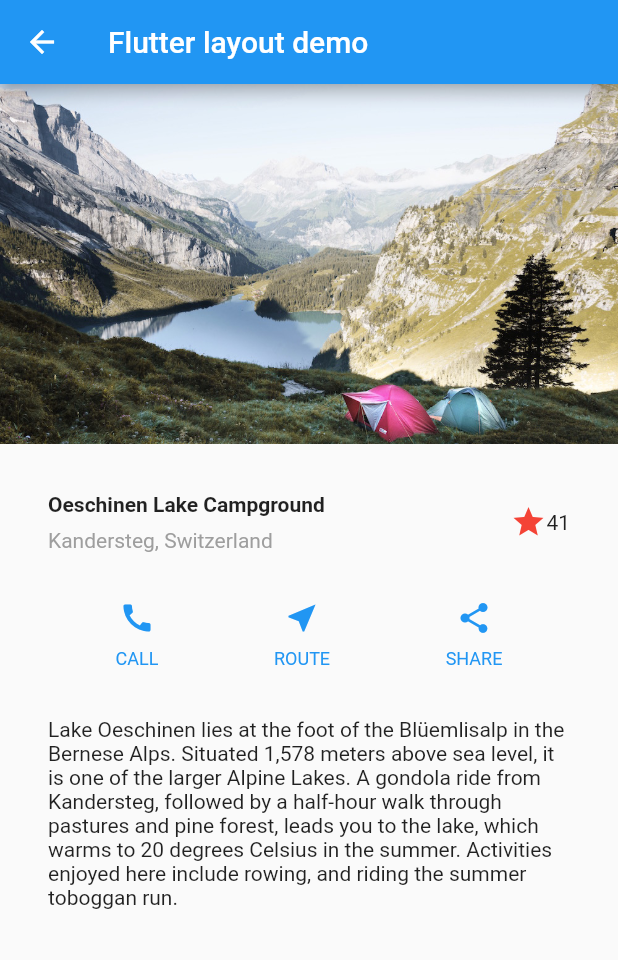
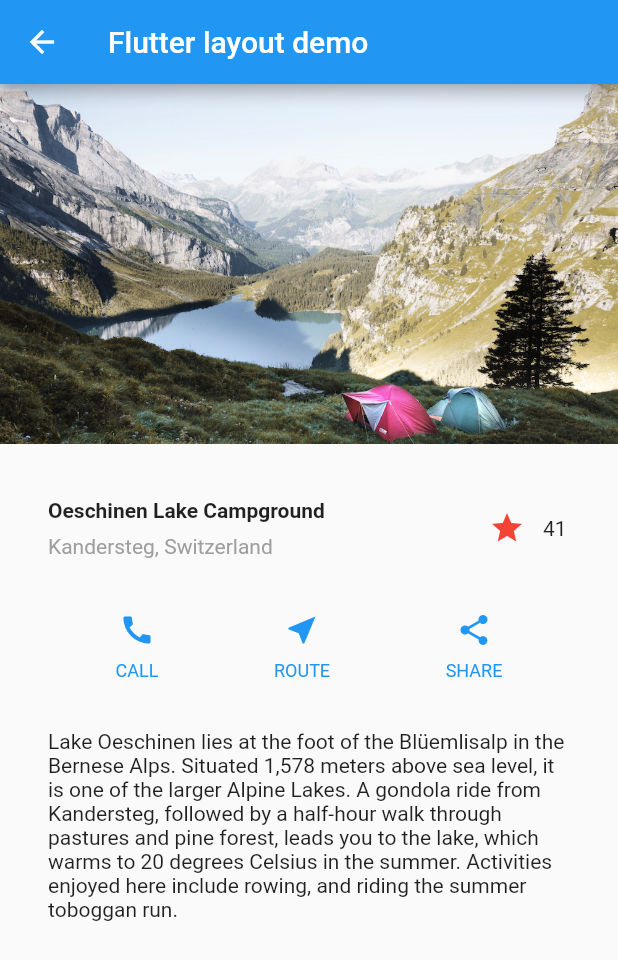
Before and after one commit to coloseis/flutter-laboratory, a Flutter app: the LayoutTutorialPage screen opened by its route, on a phone screen of 412 x 824 dp. Shown: the top 960 px of the screen. Run offline on Flutter 3.47's test engine with Material 2 defaults, Android fonts, the phone set to English and light mode, and no system bars.

```diff
--- /dev/null
+++ b/lib/layouts/favorite_widget.dart
@@ -0,0 +1,46 @@
+import 'package:flutter/material.dart';
+
+class FavoriteWidget extends StatefulWidget {
+  @override
+  _FavoriteWidgetState createState() => _FavoriteWidgetState();
+}
+
+class _FavoriteWidgetState extends State<FavoriteWidget> {
+  bool _isFavorited = true;
+  int _favoriteCount = 41;
+
+  void _toggleFavorite() {
+    setState(() {
+      if (_isFavorited) {
+        _favoriteCount -= 1;
+        _isFavorited = false;
+      } else {
+        _favoriteCount += 1;
+        _isFavorited = true;
+      }
+    });
+  }
+
+  @override
+  Widget build(BuildContext context) {
+    return Row(
+      mainAxisSize: MainAxisSize.min,
+      children: [
+        Container(
+          padding: EdgeInsets.all(0),
+          child: IconButton(
+            icon: (_isFavorited ? Icon(Icons.star) : Icon(Icons.star_border)),
+            color: Colors.red[500],
+            onPressed: _toggleFavorite,
+          ),
+        ),
+        SizedBox(
+          width: 18,
+          child: Container(
+            child: Text('$_favoriteCount'),
+          ),
+        ),
+      ],
+    );
+  }
+}
--- a/lib/layouts/layout_tutorial.dart
+++ b/lib/layouts/layout_tutorial.dart
@@ -1,4 +1,5 @@
 import 'package:flutter/material.dart';
+import 'favorite_widget.dart';
 
 class LayoutTutorialPage extends StatelessWidget {
   @override
@@ -33,11 +34,7 @@ class LayoutTutorialPage extends StatelessWidget {
             ),
           ),
           /*3*/
-          Icon(
-            Icons.star,
-            color: Colors.red[500],
-          ),
-          Text('41'),
+          FavoriteWidget(),
         ],
       ),
     );
```
Also changed, not shown: lib/main.dart (+29 -0 lines), lib/state/mixed.dart (added, +108 -0 lines), lib/state/own.dart (added, +55 -0 lines), lib/state/parent.dart (added, +77 -0 lines).
